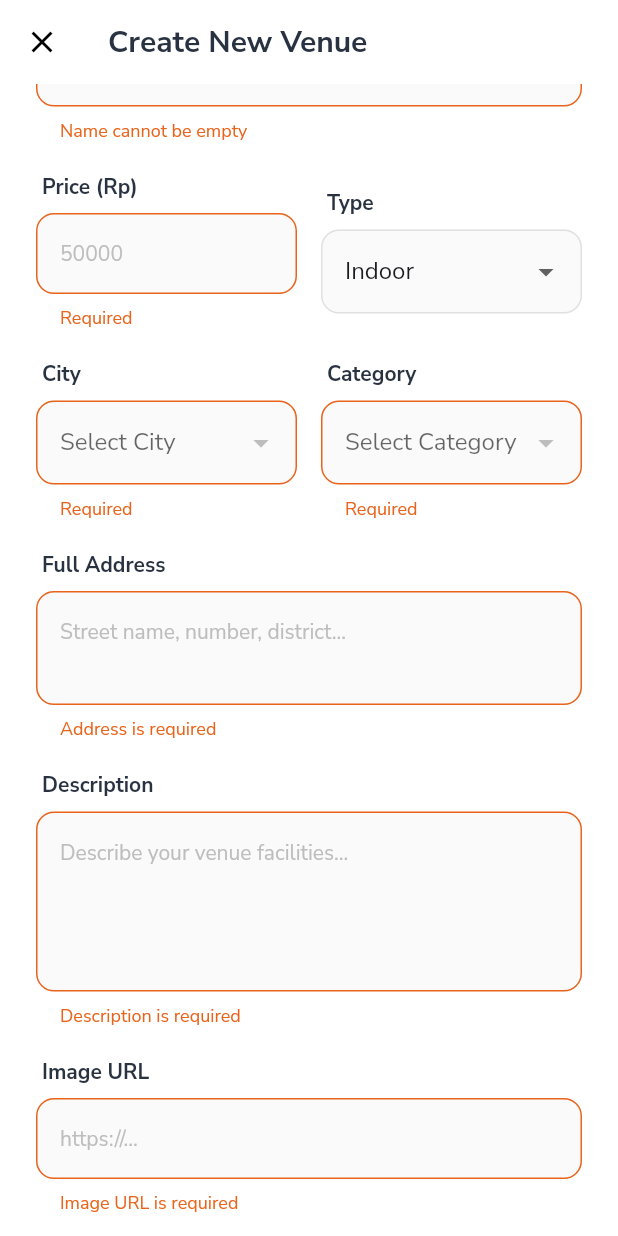
After one commit to pbp-kelompok-b10/any-venue-mobile, a Flutter app: the VenueFormPage screen opened directly, scrolled down 90 dp, after a tap on "Create Venue", on a phone screen of 412 x 824 dp. The commit adds this screen. Run offline on Flutter 3.47's test engine with Material 3 defaults, Android fonts, the phone set to English and light mode, and no system bars; our stand-ins replace google_fonts; missing offline and left inert: pbp_django_auth; network calls fail.

Commit message:
add venue form for create and edit

```diff
--- a/lib/venue/screens/venue_detail.dart
+++ b/lib/venue/screens/venue_detail.dart
@@ -6,7 +6,7 @@ import 'package:any_venue/main.dart';
 import 'package:any_venue/widgets/components/button.dart';
 
 import 'package:any_venue/venue/models/venue.dart';
-// import 'package:any_venue/screens/venue_form.dart';
+import 'package:any_venue/venue/screens/venue_form.dart';
 
 class VenueDetail extends StatelessWidget {
   final Venue venue;
@@ -270,10 +270,10 @@ class VenueDetail extends StatelessWidget {
               color: MyApp.orange,
               onPressed: () {
                 // TODO: arahin ke page review
-                // Navigator.push(
-                //   context,
-                //   MaterialPageRoute(builder: (context) => ),
-                // );
+                Navigator.push(
+                  context,
+                  MaterialPageRoute(builder: (context) => VenueFormPage()),
+                );
               },
             ),
           ),
--- /dev/null
+++ b/lib/venue/screens/venue_form.dart
@@ -0,0 +1,345 @@
+import 'dart:convert';
+import 'package:flutter/material.dart';
+import 'package:pbp_django_auth/pbp_django_auth.dart';
+import 'package:provider/provider.dart';
+
+import 'package:any_venue/main.dart';
+import 'package:any_venue/widgets/components/button.dart';
+
+import 'package:any_venue/venue/models/venue.dart';
+import 'package:any_venue/venue/models/city.dart';
+import 'package:any_venue/venue/models/category.dart';
+
+class VenueFormPage extends StatefulWidget {
+  final Venue? venue; // Null = Create, Not Null = Edit
+
+  const VenueFormPage({super.key, this.venue});
+
+  @override
+  State<VenueFormPage> createState() => _VenueFormPageState();
+}
+
+class _VenueFormPageState extends State<VenueFormPage> {
+  final _formKey = GlobalKey<FormState>();
+
+  // Controllers & State Input
+  String _name = "";
+  int _price = 0;
+  String _address = "";
+  String _description = "";
+  String _imageUrl = "";
+  String _type = "Indoor";
+
+  // State untuk Dropdown Data Master
+  String? _selectedCity;
+  String? _selectedCategory;
+
+  // List Penampung Data dari API
+  List<City> _cityList = [];
+  List<Category> _categoryList = [];
+  bool _isLoadingData = true; // Loading saat fetch kota/kategori
+
+  final List<String> _types = ["Indoor", "Outdoor"];
+
+  @override
+  void initState() {
+    super.initState();
+
+    // 1. Fetch Data Kota & Kategori saat form dibuka
+    WidgetsBinding.instance.addPostFrameCallback((_) {
+      _fetchMasterData();
+    });
+
+    // 2. Jika Mode Edit, isi form dengan data lama
+    if (widget.venue != null) {
+      _name = widget.venue!.name;
+      _price = widget.venue!.price;
+      _address = widget.venue!.address;
+      _description = widget.venue!.description;
+      _imageUrl = widget.venue!.imageUrl;
+      _type = widget.venue!.type;
+
+      // Set nilai awal dropdown
+      _selectedCity = widget.venue!.city.name;
+      _selectedCategory = widget.venue!.category.name;
+    }
+  }
+
+  // Fungsi mengambil data Kota & Kategori dari Django
+  Future<void> _fetchMasterData() async {
+    final request = context.read<CookieRequest>();
+    try {
+      const String baseUrl = "http://localhost:8000";
+
+      // Ambil Data Cities
+      final responseCities = await request.get('$baseUrl/venue/api/cities-flutter/');
+      final List<City> cities = [];
+      for (var d in responseCities) {
+        if (d != null) cities.add(City.fromJson(d));
+      }
+
+      // Ambil Data Categories
+      final responseCategories = await request.get('$baseUrl/venue/api/categories-flutter/');
+      final List<Category> categories = [];
+      for (var d in responseCategories) {
+        if (d != null) categories.add(Category.fromJson(d));
+      }
+
+      if (mounted) {
+        setState(() {
+          _cityList = cities;
+          _categoryList = categories;
+          _isLoadingData = false;
+
+          if (_selectedCity != null && !_cityList.any((c) => c.name == _selectedCity)) {
+             _selectedCity = null;
+          }
+          if (_selectedCategory != null && !_categoryList.any((c) => c.name == _selectedCategory)) {
+             _selectedCategory = null;
+          }
+        });
+      }
+    } catch (e) {
+      debugPrint("Error fetching master data: $e");
+      if (mounted) setState(() => _isLoadingData = false);
+    }
+  }
+
+  @override
+  Widget build(BuildContext context) {
+    final request = context.watch<CookieRequest>();
+    final isEdit = widget.venue != null;
+
+    return Scaffold(
+      backgroundColor: Colors.white,
+      appBar: AppBar(
+        title: Text(
+          isEdit ? "Edit Venue" : "Create New Venue",
+          style: const TextStyle(fontWeight: FontWeight.bold, color: MyApp.gumetalSlate),
+        ),
+        backgroundColor: Colors.white,
+        elevation: 0,
+        leading: IconButton(
+          icon: const Icon(Icons.close, color: Colors.black),
+          onPressed: () => Navigator.pop(context),
+        ),
+      ),
+      // Tampilkan Loading jika data dropdown belum siap
+      body: _isLoadingData
+          ? const Center(child: CircularProgressIndicator())
+          : Form(
+              key: _formKey,
+              child: SingleChildScrollView(
+                padding: const EdgeInsets.all(24),
+                child: Column(
+                  crossAxisAlignment: CrossAxisAlignment.start,
+                  children: [
+                    // NAMA VENUE
+                    _buildSectionLabel("Venue Name"),
+                    TextFormField(
+                      initialValue: _name,
+                      decoration: _inputDecoration("e.g. Gor Badminton Sejahtera"),
+                      onChanged: (val) => _name = val,
+                      validator: (val) => val!.isEmpty ? "Name cannot be empty" : null,
+                    ),
+                    const SizedBox(height: 20),
+
+                    // HARGA & TIPE
+                    Row(
+                      children: [
+                        Expanded(
+                          child: Column(
+                            crossAxisAlignment: CrossAxisAlignment.start,
+                            children: [
+                              _buildSectionLabel("Price (Rp)"),
+                              TextFormField(
+                                initialValue: _price > 0 ? _price.toString() : "",
+                                keyboardType: TextInputType.number,
+                                decoration: _inputDecoration("50000"),
+                                onChanged: (val) => _price = int.tryParse(val) ?? 0,
+                                validator: (val) => val!.isEmpty ? "Required" : null,
+                              ),
+                            ],
+                          ),
+                        ),
+                        const SizedBox(width: 16),
+                        Expanded(
+                          child: Column(
+                            crossAxisAlignment: CrossAxisAlignment.start,
+                            children: [
+                              _buildSectionLabel("Type"),
+                              DropdownButtonFormField<String>(
+                                value: _type,
+                                items: _types.map((t) => DropdownMenuItem(value: t, child: Text(t))).toList(),
+                                onChanged: (val) => setState(() => _type = val!),
+                                decoration: _inputDecoration("Select"),
+                              ),
+                            ],
+                          ),
+                        ),
+                      ],
+                    ),
+                    const SizedBox(height: 20),
+
+                    // CITY & CATEGORY
+                    Row(
+                      children: [
+                        // Dropdown City
+                        Expanded(
+                          child: Column(
+                            crossAxisAlignment: CrossAxisAlignment.start,
+                            children: [
+                              _buildSectionLabel("City"),
+                              DropdownButtonFormField<String>(
+                                value: _selectedCity,
+                                hint: const Text("Select City"),
+                                items: _cityList.map((city) {
+                                  return DropdownMenuItem<String>(
+                                    value: city.name,
+                                    child: Text(city.name, overflow: TextOverflow.ellipsis),
+                                  );
+                                }).toList(),
+                                onChanged: (val) => setState(() => _selectedCity = val),
+                                validator: (val) => val == null ? "Required" : null,
+                                decoration: _inputDecoration("Select"),
+                                isExpanded: true,
+                              ),
+                            ],
+                          ),
+                        ),
+                        const SizedBox(width: 16),
+
+                        // Dropdown Category
+                        Expanded(
+                          child: Column(
+                            crossAxisAlignment: CrossAxisAlignment.start,
+                            children: [
+                              _buildSectionLabel("Category"),
+                              DropdownButtonFormField<String>(
+                                value: _selectedCategory,
+                                hint: const Text("Select Category"),
+                                items: _categoryList.map((cat) {
+                                  return DropdownMenuItem<String>(
+                                    value: cat.name,
+                                    child: Text(cat.name, overflow: TextOverflow.ellipsis),
+                                  );
+                                }).toList(),
+                                onChanged: (val) => setState(() => _selectedCategory = val),
+                                validator: (val) => val == null ? "Required" : null,
+                                decoration: _inputDecoration("Select"),
+                                isExpanded: true,
+                              ),
+                            ],
+                          ),
+                        ),
+                      ],
+                    ),
+                    const SizedBox(height: 20),
+
+                    // ADDRESS
+                    _buildSectionLabel("Full Address"),
+                    TextFormField(
+                      initialValue: _address,
+                      maxLines: 2,
+                      decoration: _inputDecoration("Street name, number, district..."),
+                      onChanged: (val) => _address = val,
+                      validator: (val) => val!.isEmpty ? "Address is required" : null,
+                    ),
+                    const SizedBox(height: 20),
+
+                    // DESCRIPTION
+                    _buildSectionLabel("Description"),
+                    TextFormField(
+                      initialValue: _description,
+                      maxLines: 4,
+                      decoration: _inputDecoration("Describe your venue facilities..."),
+                      onChanged: (val) => _description = val,
+                      validator: (val) => val!.isEmpty ? "Description is required" : null,
+                    ),
+                    const SizedBox(height: 20),
+
+                    // IMAGE URL
+                    _buildSectionLabel("Image URL"),
+                    TextFormField(
+                      initialValue: _imageUrl,
+                      decoration: _inputDecoration("https://..."),
+                      onChanged: (val) => _imageUrl = val,
+                      validator: (val) => val!.isEmpty ? "Image URL is required" : null,
+                    ),
+
+                    const SizedBox(height: 40),
+
+                    // TOMBOL SAVE (PAKAI CUSTOM BUTTON)
+                    CustomButton(
+                      text: isEdit ? "Update Venue" : "Create Venue",
+                      color: MyApp.darkSlate,
+                      isFullWidth: true,
+                      onPressed: () async {
+                        if (_formKey.currentState!.validate()) {
+                          const String baseUrl = "http://localhost:8000";
+                          String url = isEdit
+                              ? '$baseUrl/venue/api/edit-flutter/${widget.venue!.id}/'
+                              : '$baseUrl/venue/api/create-flutter/';
+
+                          // Kirim Data
+                          final response = await request.postJson(
+                            url,
+                            jsonEncode({
+                              "name": _name,
+                              "price": _price,
+                              "city": _selectedCity,
+                              "category": _selectedCategory,
+                              "type": _type,
+                              "address": _address,
+                              "description": _description,
+                              "image_url": _imageUrl,
+                            }),
+                          );
+
+                          if (context.mounted) {
+                            if (response['status'] == 'success') {
+                              ScaffoldMessenger.of(context).showSnackBar(SnackBar(content: Text(response['message'])));
+
+                              Navigator.pop(context);
+                              if (isEdit) Navigator.pop(context);
+                            } else {
+                              ScaffoldMessenger.of(context).showSnackBar(SnackBar(
+                                content: Text(response['message'] ?? "Error occurred"),
+                                backgroundColor: Colors.red,
+                              ));
+                            }
+                          }
+                        }
+                      },
+                    ),
+                    const SizedBox(height: 40),
+                  ],
+                ),
+              ),
+            ),
+    );
+  }
+
+  Widget _buildSectionLabel(String label) {
+    return Padding(
+      padding: const EdgeInsets.only(bottom: 8.0, left: 4),
+      child: Text(
+        label,
+        style: const TextStyle(fontWeight: FontWeight.bold, color: MyApp.gumetalSlate)
+      ),
+    );
+  }
+
+  InputDecoration _inputDecoration(String hint) {
+    return InputDecoration(
+      hintText: hint,
+      hintStyle: TextStyle(color: Colors.grey.shade400, fontSize: 14),
+      filled: true,
+      fillColor: const Color(0xFFFAFAFA),
+      border: OutlineInputBorder(borderRadius: BorderRadius.circular(12), borderSide: BorderSide(color: Colors.grey.shade300)),
+      enabledBorder: OutlineInputBorder(borderRadius: BorderRadius.circular(12), borderSide: BorderSide(color: Colors.grey.shade300)),
+      focusedBorder: OutlineInputBorder(borderRadius: BorderRadius.circular(12), borderSide: const BorderSide(color: MyApp.orange, width: 2)),
+      contentPadding: const EdgeInsets.symmetric(horizontal: 16, vertical: 16),
+    );
+  }
+}
--- a/lib/widgets/main_navigation.dart
+++ b/lib/widgets/main_navigation.dart
@@ -29,7 +29,6 @@ class _MainNavigationState extends State<MainNavigation> {
         const HomePage(),
         const Center(child: Text("My Venues (Owner)")), // TODO: Ganti Page My Venue
         const Center(child: Text("My Events (Owner)")), // TODO: Ganti Page My Event
-        const Center(child: Text("Incoming Bookings")), // TODO: Ganti Page Booking Masuk
         const Center(child: Text("Owner Profile")),     // TODO: Ganti Profile Page
       ];
     } else {
@@ -37,7 +36,8 @@ class _MainNavigationState extends State<MainNavigation> {
       screens = [
         const HomePage(),
         const Center(child: Text("My Bookings (User)")), // TODO: Ganti Page History Booking
-        const Center(child: Text("My Reviews (User)")),  // TODO: Ganti Page History Review
+        const Center(child: Text("My Events (User)")),   // TODO: Ganti Page History Review
+        const Center(child: Text("My Reviews (User)")),  // TODO: Ganti Page History Join Events
         const Center(child: Text("User Profile")),       // TODO: Ganti Profile Page
       ];
     }
@@ -49,13 +49,13 @@ class _MainNavigationState extends State<MainNavigation> {
         BottomNavigationBarItem(icon: Icon(Icons.home_outlined), activeIcon: Icon(Icons.home_filled), label: 'Home'),
         BottomNavigationBarItem(icon: Icon(Icons.store_mall_directory_outlined), activeIcon: Icon(Icons.store_mall_directory), label: 'My Venue'),
         BottomNavigationBarItem(icon: Icon(Icons.confirmation_number_outlined), activeIcon: Icon(Icons.confirmation_number), label: 'My Event'),
-        BottomNavigationBarItem(icon: Icon(Icons.assignment_outlined), activeIcon: Icon(Icons.assignment), label: 'Booking'),
         BottomNavigationBarItem(icon: Icon(Icons.person_outline_rounded), activeIcon: Icon(Icons.person_rounded), label: 'Profile'),
       ];
     } else {
       items = const [
         BottomNavigationBarItem(icon: Icon(Icons.home_outlined), activeIcon: Icon(Icons.home_filled), label: 'Home'),
         BottomNavigationBarItem(icon: Icon(Icons.calendar_today_outlined), activeIcon: Icon(Icons.calendar_month), label: 'My Booking'),
+        BottomNavigationBarItem(icon: Icon(Icons.confirmation_number_outlined), activeIcon: Icon(Icons.confirmation_number), label: 'My Event'),
         BottomNavigationBarItem(icon: Icon(Icons.star_outline_rounded), activeIcon: Icon(Icons.star_rounded), label: 'My Review'),
         BottomNavigationBarItem(icon: Icon(Icons.person_outline_rounded), activeIcon: Icon(Icons.person_rounded), label: 'Profile'),
       ];
```
